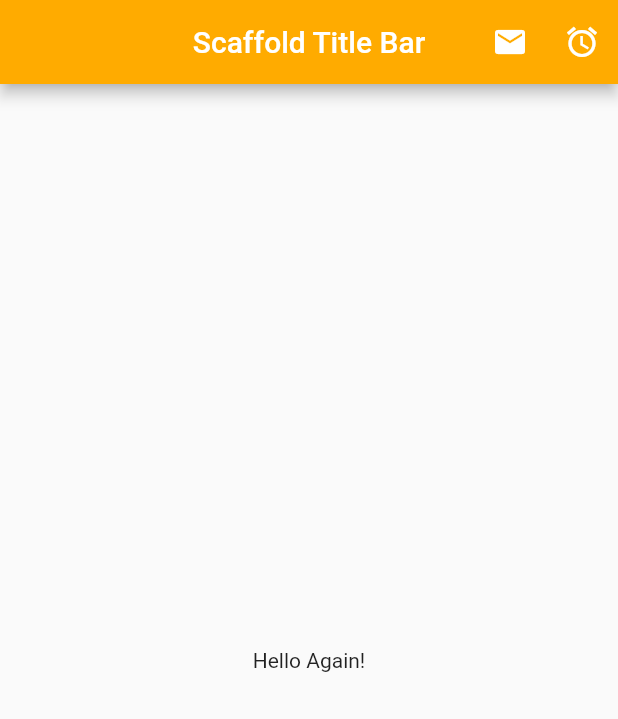
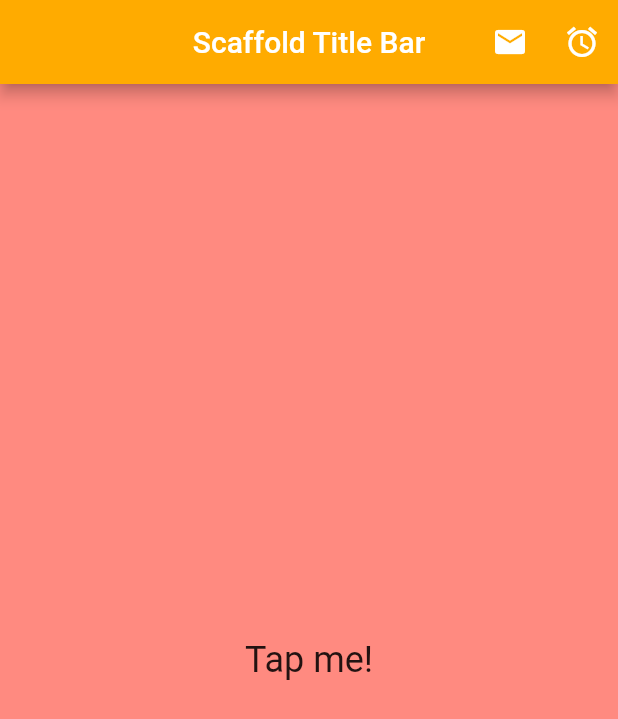
Before and after one commit to xans-me/flutter-fundamentals, a Flutter app: the screen it shows after launch, on a phone screen of 412 x 824 dp. Shown: the top 719 px of the screen. Run offline on Flutter 3.47's test engine with Material 2 defaults, Android fonts, the phone set to English and light mode, and no system bars.

Commit message:
Flutter Inkwel and Event Listener

```diff
--- a/lib/ui/home.dart
+++ b/lib/ui/home.dart
@@ -6,6 +6,7 @@ class ScaffoldExample extends StatelessWidget {
 
   @override
   Widget build(BuildContext context) {
+    // Usage of Material Scaffold with Action Buttons and Center Title on AppBar
     return Scaffold(
       appBar: AppBar(
         title: Text("Scaffold Title Bar"),
@@ -18,8 +19,21 @@ class ScaffoldExample extends StatelessWidget {
           IconButton(icon: Icon(Icons.access_alarm), onPressed: _tapButton)
         ],
       ),
-      body: Center(
-        child: Text("Hello Again!"),
+      backgroundColor: Colors.redAccent.shade100,
+      body: Container(
+        alignment: Alignment.center,
+        child: Column(
+          mainAxisAlignment: MainAxisAlignment.center,
+          children: [
+            InkWell(
+              child: Text(
+                "Tap me!",
+                style: TextStyle(fontSize: 24.0),
+              ),
+              onTap: () => debugPrint("tapped..."),
+            ),
+          ],
+        ),
       ),
     );
   }
```
